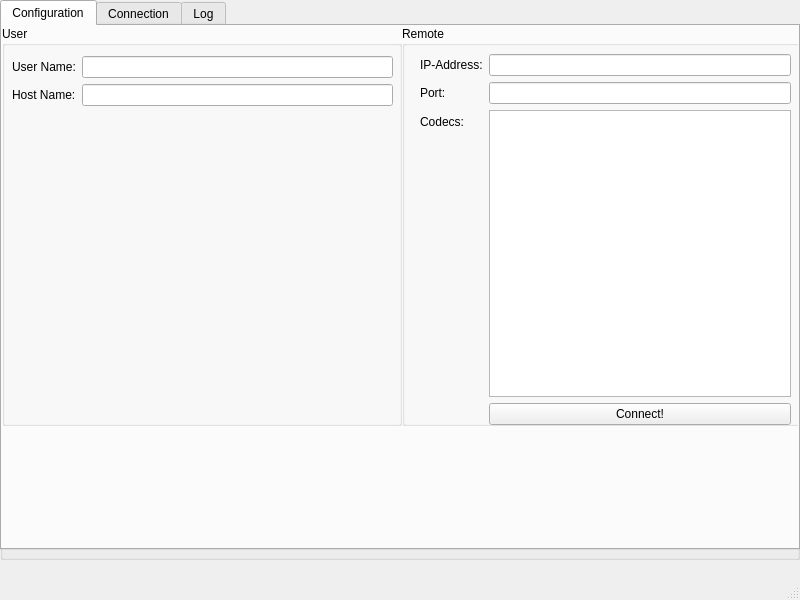
Old version of the form src/mainwindow.ui in the repository doe300/OHMComm-GUI.
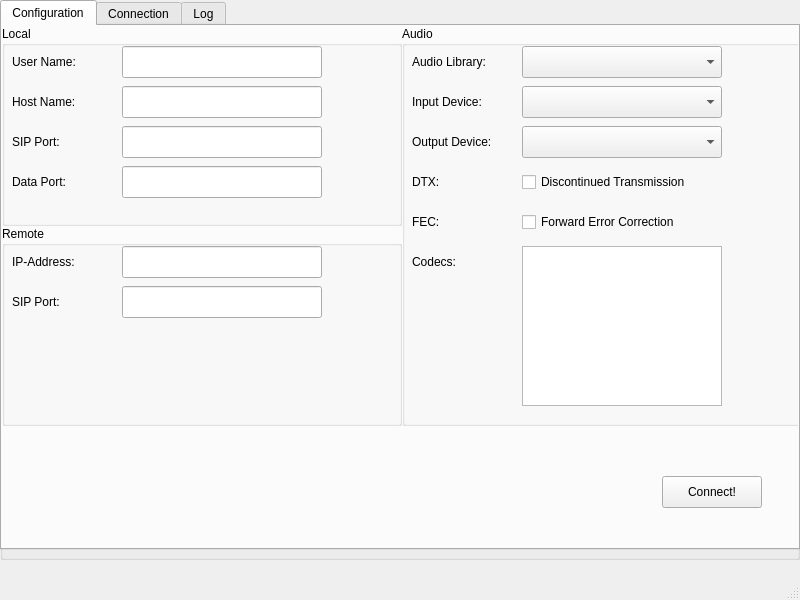
New version of the form. The open tabs and pages were chosen to show the change.

```diff
--- a/src/mainwindow.ui
+++ b/src/mainwindow.ui
@@ -49,52 +49,115 @@
         <x>0</x>
         <y>0</y>
         <width>400</width>
-        <height>400</height>
+        <height>200</height>
        </rect>
       </property>
+      <property name="autoFillBackground">
+       <bool>false</bool>
+      </property>
       <property name="title">
-       <string>User</string>
+       <string>Local</string>
       </property>
-      <widget class="QWidget" name="formLayoutWidget_2">
+      <widget class="QLabel" name="label_5">
        <property name="geometry">
         <rect>
          <x>10</x>
-         <y>30</y>
-         <width>381</width>
-         <height>361</height>
+         <y>20</y>
+         <width>100</width>
+         <height>32</height>
         </rect>
        </property>
-       <layout class="QFormLayout" name="formLayout_2">
-        <item row="0" column="0">
-         <widget class="QLabel" name="label_5">
-          <property name="text">
-           <string>User Name:</string>
-          </property>
-         </widget>
-        </item>
-        <item row="0" column="1">
-         <widget class="QLineEdit" name="userNameLineEdit"/>
-        </item>
-        <item row="1" column="0">
-         <widget class="QLabel" name="label_6">
-          <property name="text">
-           <string>Host Name:</string>
-          </property>
-         </widget>
-        </item>
-        <item row="1" column="1">
-         <widget class="QLineEdit" name="hostNameLineEdit"/>
-        </item>
-       </layout>
+       <property name="text">
+        <string>User Name:</string>
+       </property>
+      </widget>
+      <widget class="QLineEdit" name="userNameLineEdit">
+       <property name="geometry">
+        <rect>
+         <x>120</x>
+         <y>20</y>
+         <width>200</width>
+         <height>32</height>
+        </rect>
+       </property>
+      </widget>
+      <widget class="QLabel" name="label_6">
+       <property name="geometry">
+        <rect>
+         <x>10</x>
+         <y>60</y>
+         <width>100</width>
+         <height>32</height>
+        </rect>
+       </property>
+       <property name="text">
+        <string>Host Name:</string>
+       </property>
+      </widget>
+      <widget class="QLineEdit" name="hostNameLineEdit">
+       <property name="geometry">
+        <rect>
+         <x>120</x>
+         <y>60</y>
+         <width>200</width>
+         <height>32</height>
+        </rect>
+       </property>
+      </widget>
+      <widget class="QLabel" name="label_11">
+       <property name="geometry">
+        <rect>
+         <x>10</x>
+         <y>100</y>
+         <width>100</width>
+         <height>32</height>
+        </rect>
+       </property>
+       <property name="text">
+        <string>SIP Port:</string>
+       </property>
+      </widget>
+      <widget class="QLineEdit" name="localSIPPortLineEdit">
+       <property name="geometry">
+        <rect>
+         <x>120</x>
+         <y>100</y>
+         <width>200</width>
+         <height>32</height>
+        </rect>
+       </property>
+      </widget>
+      <widget class="QLabel" name="label_12">
+       <property name="geometry">
+        <rect>
+         <x>10</x>
+         <y>140</y>
+         <width>100</width>
+         <height>32</height>
+        </rect>
+       </property>
+       <property name="text">
+        <string>Data Port:</string>
+       </property>
+      </widget>
+      <widget class="QLineEdit" name="localDataPortLineEdit">
+       <property name="geometry">
+        <rect>
+         <x>120</x>
+         <y>140</y>
+         <width>200</width>
+         <height>32</height>
+        </rect>
+       </property>
       </widget>
      </widget>
      <widget class="QGroupBox" name="groupBox_4">
       <property name="geometry">
        <rect>
-        <x>400</x>
-        <y>0</y>
+        <x>0</x>
+        <y>200</y>
         <width>400</width>
-        <height>400</height>
+        <height>200</height>
        </rect>
       </property>
       <property name="title">
@@ -106,59 +169,234 @@
       <property name="flat">
        <bool>false</bool>
       </property>
-      <widget class="QWidget" name="formLayoutWidget">
+      <property name="checkable">
+       <bool>false</bool>
+      </property>
+      <widget class="QLabel" name="label">
        <property name="geometry">
         <rect>
-         <x>18</x>
-         <y>28</y>
-         <width>371</width>
-         <height>371</height>
+         <x>10</x>
+         <y>20</y>
+         <width>100</width>
+         <height>32</height>
         </rect>
        </property>
-       <layout class="QFormLayout" name="formLayout">
-        <item row="0" column="0">
-         <widget class="QLabel" name="label">
-          <property name="text">
-           <string>IP-Address:</string>
-          </property>
-         </widget>
-        </item>
-        <item row="0" column="1">
-         <widget class="QLineEdit" name="addressLineEdit"/>
-        </item>
-        <item row="1" column="0">
-         <widget class="QLabel" name="label_2">
-          <property name="text">
-           <string>Port:</string>
-          </property>
-         </widget>
-        </item>
-        <item row="1" column="1">
-         <widget class="QLineEdit" name="portLineEdit"/>
-        </item>
-        <item row="2" column="0">
-         <widget class="QLabel" name="label_3">
-          <property name="text">
-           <string>Codecs:</string>
-          </property>
-         </widget>
-        </item>
-        <item row="2" column="1">
-         <widget class="QListView" name="formatsListView">
-          <property name="selectionMode">
-           <enum>QAbstractItemView::MultiSelection</enum>
-          </property>
-         </widget>
-        </item>
-        <item row="3" column="1">
-         <widget class="QPushButton" name="connectButton">
-          <property name="text">
-           <string>Connect!</string>
-          </property>
-         </widget>
-        </item>
-       </layout>
+       <property name="text">
+        <string>IP-Address:</string>
+       </property>
       </widget>
+      <widget class="QLineEdit" name="addressLineEdit">
+       <property name="geometry">
+        <rect>
+         <x>120</x>
+         <y>20</y>
+         <width>200</width>
+         <height>32</height>
+        </rect>
+       </property>
+      </widget>
+      <widget class="QLabel" name="label_2">
+       <property name="geometry">
+        <rect>
+         <x>10</x>
+         <y>60</y>
+         <width>100</width>
+         <height>32</height>
+        </rect>
+       </property>
+       <property name="text">
+        <string>SIP Port:</string>
+       </property>
+      </widget>
+      <widget class="QLineEdit" name="remotePortLineEdit">
+       <property name="geometry">
+        <rect>
+         <x>120</x>
+         <y>60</y>
+         <width>200</width>
+         <height>32</height>
+        </rect>
+       </property>
+      </widget>
+     </widget>
+     <widget class="QGroupBox" name="groupBox_2">
+      <property name="geometry">
+       <rect>
+        <x>400</x>
+        <y>0</y>
+        <width>400</width>
+        <height>400</height>
+       </rect>
+      </property>
+      <property name="title">
+       <string>Audio</string>
+      </property>
+      <widget class="QLabel" name="label_10">
+       <property name="geometry">
+        <rect>
+         <x>10</x>
+         <y>60</y>
+         <width>100</width>
+         <height>32</height>
+        </rect>
+       </property>
+       <property name="text">
+        <string>Input Device:</string>
+       </property>
+      </widget>
+      <widget class="QComboBox" name="inputAudioDeviceComboBox">
+       <property name="geometry">
+        <rect>
+         <x>120</x>
+         <y>60</y>
+         <width>200</width>
+         <height>32</height>
+        </rect>
+       </property>
+      </widget>
+      <widget class="QLabel" name="label_13">
+       <property name="geometry">
+        <rect>
+         <x>10</x>
+         <y>100</y>
+         <width>100</width>
+         <height>32</height>
+        </rect>
+       </property>
+       <property name="text">
+        <string>Output Device:</string>
+       </property>
+      </widget>
+      <widget class="QComboBox" name="outputAudioDeviceComboBox">
+       <property name="geometry">
+        <rect>
+         <x>120</x>
+         <y>100</y>
+         <width>200</width>
+         <height>32</height>
+        </rect>
+       </property>
+      </widget>
+      <widget class="QLabel" name="label_14">
+       <property name="geometry">
+        <rect>
+         <x>10</x>
+         <y>140</y>
+         <width>100</width>
+         <height>32</height>
+        </rect>
+       </property>
+       <property name="text">
+        <string>DTX:</string>
+       </property>
+      </widget>
+      <widget class="QCheckBox" name="dtxCheckBox">
+       <property name="geometry">
+        <rect>
+         <x>120</x>
+         <y>140</y>
+         <width>200</width>
+         <height>32</height>
+        </rect>
+       </property>
+       <property name="toolTip">
+        <string/>
+       </property>
+       <property name="text">
+        <string>Discontinued Transmission</string>
+       </property>
+      </widget>
+      <widget class="QLabel" name="label_15">
+       <property name="geometry">
+        <rect>
+         <x>10</x>
+         <y>180</y>
+         <width>100</width>
+         <height>32</height>
+        </rect>
+       </property>
+       <property name="text">
+        <string>FEC:</string>
+       </property>
+      </widget>
+      <widget class="QCheckBox" name="fecCheckBox">
+       <property name="geometry">
+        <rect>
+         <x>120</x>
+         <y>180</y>
+         <width>200</width>
+         <height>32</height>
+        </rect>
+       </property>
+       <property name="toolTip">
+        <string/>
+       </property>
+       <property name="text">
+        <string>Forward Error Correction</string>
+       </property>
+      </widget>
+      <widget class="QLabel" name="label_3">
+       <property name="geometry">
+        <rect>
+         <x>10</x>
+         <y>220</y>
+         <width>100</width>
+         <height>32</height>
+        </rect>
+       </property>
+       <property name="text">
+        <string>Codecs:</string>
+       </property>
+      </widget>
+      <widget class="QListView" name="formatsListView">
+       <property name="geometry">
+        <rect>
+         <x>120</x>
+         <y>220</y>
+         <width>200</width>
+         <height>160</height>
+        </rect>
+       </property>
+       <property name="selectionMode">
+        <enum>QAbstractItemView::MultiSelection</enum>
+       </property>
+      </widget>
+      <widget class="QLabel" name="label_16">
+       <property name="geometry">
+        <rect>
+         <x>10</x>
+         <y>20</y>
+         <width>100</width>
+         <height>32</height>
+        </rect>
+       </property>
+       <property name="text">
+        <string>Audio Library:</string>
+       </property>
+      </widget>
+      <widget class="QComboBox" name="audioLibraryComboBox">
+       <property name="geometry">
+        <rect>
+         <x>120</x>
+         <y>20</y>
+         <width>200</width>
+         <height>32</height>
+        </rect>
+       </property>
+      </widget>
+     </widget>
+     <widget class="QPushButton" name="connectButton">
+      <property name="geometry">
+       <rect>
+        <x>660</x>
+        <y>450</y>
+        <width>100</width>
+        <height>32</height>
+       </rect>
+      </property>
+      <property name="text">
+       <string>Connect!</string>
+      </property>
      </widget>
     </widget>
     <widget class="QWidget" name="connectionTab">
```
Left out of the diff: 247 changed lines with no effect on the pictures.
